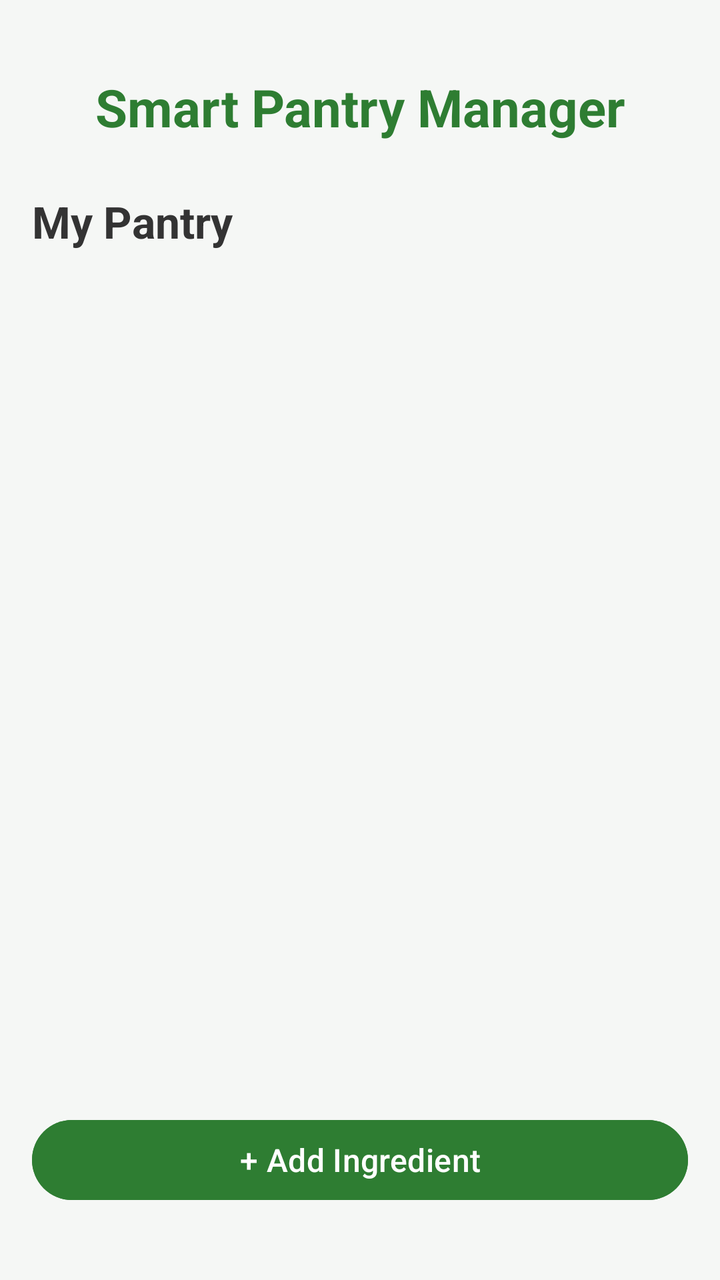
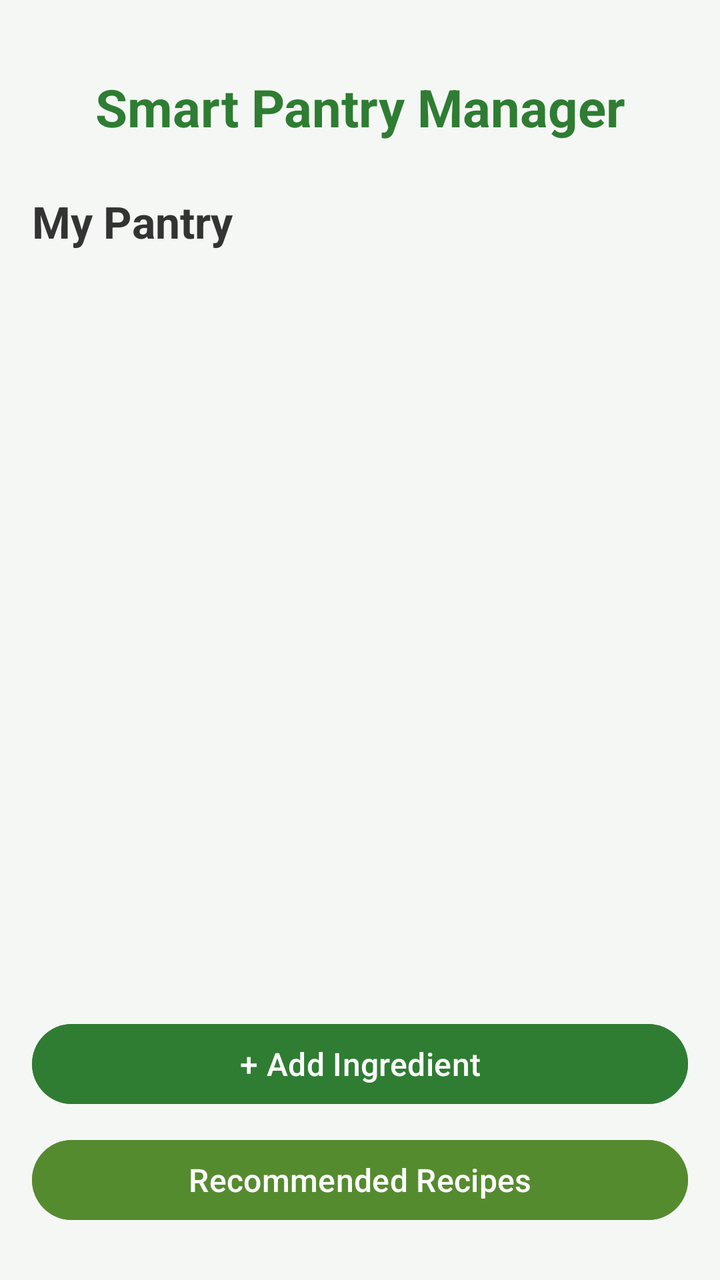

An Android layout rendered at two revisions. The XML below is the earlier revision; the diff shows what the commit changed to produce the second picture.
<!-- AndroidManifest.xml: application theme Theme.SmartPantryManager -->
<!-- res/layout/activity_main.xml -->
<?xml version="1.0" encoding="utf-8"?>
<LinearLayout xmlns:android="http://schemas.android.com/apk/res/android"
    xmlns:app="http://schemas.android.com/apk/res-auto"
    android:layout_width="match_parent"
    android:layout_height="match_parent"
    android:orientation="vertical"
    android:background="#F5F7F5"
    android:padding="16dp">

    
    <TextView
        android:id="@+id/tvAppTitle"
        android:layout_width="match_parent"
        android:layout_height="wrap_content"
        android:text="Smart Pantry Manager"
        android:textSize="26sp"
        android:textStyle="bold"
        android:textColor="#2E7D32"
        android:gravity="center"
        android:layout_marginTop="20dp"
        android:layout_marginBottom="25dp" />

    
    <TextView
        android:id="@+id/tvPantryHeading"
        android:layout_width="match_parent"
        android:layout_height="wrap_content"
        android:text="My Pantry"
        android:textSize="22sp"
        android:textStyle="bold"
        android:textColor="#333333"
        android:layout_marginBottom="15dp" />

    
    <androidx.recyclerview.widget.RecyclerView
        android:id="@+id/recyclerViewPantry"
        android:layout_width="match_parent"
        android:layout_height="0dp"
        android:layout_weight="1"
        android:clipToPadding="false"
        android:paddingBottom="12dp" />

    
    <Button
        android:id="@+id/btnAddIngredient"
        android:layout_width="match_parent"
        android:layout_height="wrap_content"
        android:text="+ Add Ingredient"
        android:textSize="16sp"
        android:textColor="#FFFFFF"
        android:backgroundTint="#2E7D32"
        android:layout_marginBottom="20dp" />

</LinearLayout>
<!-- resources referenced by this layout -->
<resources>
  <style name="Theme.SmartPantryManager" parent="Base.Theme.SmartPantryManager" />
  <style name="Base.Theme.SmartPantryManager" parent="Theme.Material3.DayNight.NoActionBar">
          
          
      </style>
</resources>

<!-- the commit's change to res/layout/activity_main.xml (unified diff, before → after) -->
@@ -49,6 +49,17 @@
         android:textSize="16sp"
         android:textColor="#FFFFFF"
         android:backgroundTint="#2E7D32"
-        android:layout_marginBottom="20dp" />
+        android:layout_marginBottom="10dp" />
+
+    
+    <Button
+        android:id="@+id/btnRecommendedRecipes"
+        android:layout_width="match_parent"
+        android:layout_height="wrap_content"
+        android:text="Recommended Recipes"
+        android:textSize="16sp"
+        android:textColor="#FFFFFF"
+        android:backgroundTint="#558B2F"
+        android:layout_marginBottom="10dp" />
 
 </LinearLayout>
